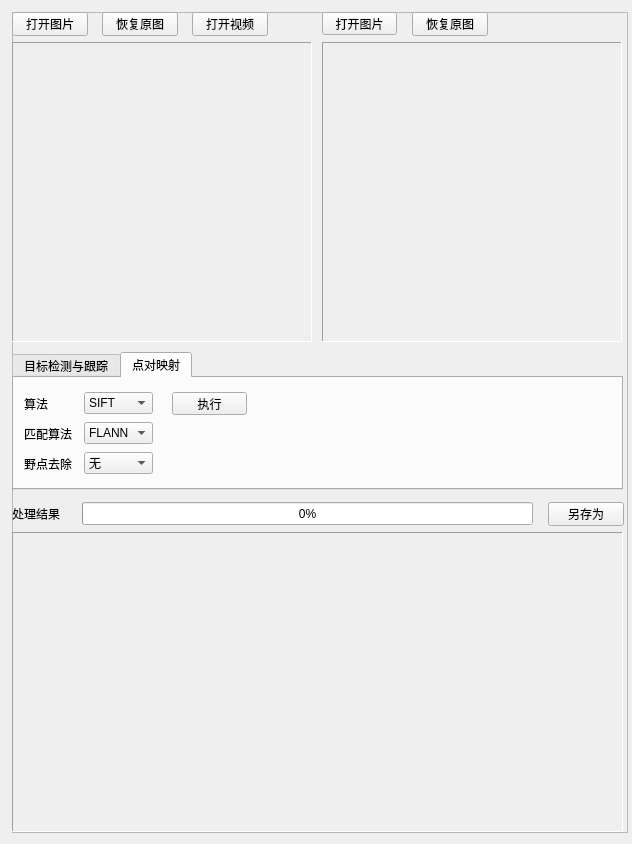
This is DIP-Lab2/DIPLab2.ui in 0xja-eth/DIP-Lab2 as Qt 5 draws it before an edit. The edited form follows.
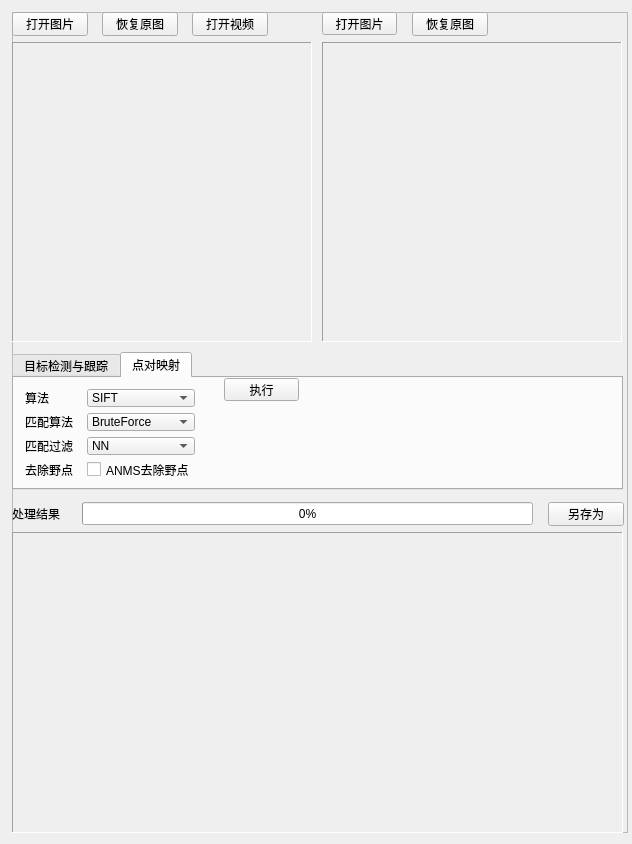
This is the edited form. The open tabs and pages were chosen to show the change.

Commit message:
qt调整
按照算法，增加对应的ui选项

```diff
--- a/DIP-Lab2/DIPLab2.ui
+++ b/DIP-Lab2/DIPLab2.ui
@@ -264,7 +264,7 @@
        <x>0</x>
        <y>520</y>
        <width>611</width>
-       <height>300</height>
+       <height>301</height>
       </rect>
      </property>
      <property name="frameShape">
@@ -285,7 +285,7 @@
         <x>0</x>
         <y>0</y>
         <width>609</width>
-        <height>298</height>
+        <height>299</height>
        </rect>
       </property>
       <property name="sizePolicy">
@@ -698,95 +698,11 @@
       <attribute name="title">
        <string>点对映射</string>
       </attribute>
-      <widget class="QComboBox" name="rTypeSelect">
-       <property name="geometry">
-        <rect>
-         <x>70</x>
-         <y>74</y>
-         <width>69</width>
-         <height>22</height>
-        </rect>
-       </property>
-       <item>
-        <property name="text">
-         <string>无</string>
-        </property>
-       </item>
-       <item>
-        <property name="text">
-         <string>2NN</string>
-        </property>
-       </item>
-      </widget>
-      <widget class="QLabel" name="label_6">
-       <property name="geometry">
-        <rect>
-         <x>10</x>
-         <y>50</y>
-         <width>54</width>
-         <height>12</height>
-        </rect>
-       </property>
-       <property name="text">
-        <string>匹配算法</string>
-       </property>
-      </widget>
-      <widget class="QLabel" name="label_7">
-       <property name="geometry">
-        <rect>
-         <x>10</x>
-         <y>80</y>
-         <width>54</width>
-         <height>12</height>
-        </rect>
-       </property>
-       <property name="text">
-        <string>野点去除</string>
-       </property>
-      </widget>
-      <widget class="QLabel" name="label_5">
-       <property name="geometry">
-        <rect>
-         <x>10</x>
-         <y>20</y>
-         <width>54</width>
-         <height>12</height>
-        </rect>
-       </property>
-       <property name="text">
-        <string>算法</string>
-       </property>
-      </widget>
-      <widget class="QComboBox" name="fdAlgoSelect">
-       <property name="geometry">
-        <rect>
-         <x>70</x>
-         <y>14</y>
-         <width>69</width>
-         <height>22</height>
-        </rect>
-       </property>
-       <item>
-        <property name="text">
-         <string>SIFT</string>
-        </property>
-       </item>
-       <item>
-        <property name="text">
-         <string>SURF</string>
-        </property>
-       </item>
-       <item>
-        <property name="text">
-         <string>ORB</string>
-        </property>
-       </item>
-      </widget>
       <widget class="QPushButton" name="doFeatDet">
        <property name="geometry">
         <rect>
-         <x>158</x>
-         <y>14</y>
+         <x>210</x>
+         <y>0</y>
          <width>75</width>
          <height>23</height>
         </rect>
@@ -795,25 +711,126 @@
         <string>执行</string>
        </property>
       </widget>
-      <widget class="QComboBox" name="mTypeSelect">
+      <widget class="QWidget" name="gridLayoutWidget">
        <property name="geometry">
         <rect>
-         <x>70</x>
-         <y>44</y>
-         <width>69</width>
-         <height>22</height>
+         <x>0</x>
+         <y>0</y>
+         <width>192</width>
+         <height>111</height>
         </rect>
        </property>
-       <item>
-        <property name="text">
-         <string>FLANN</string>
-        </property>
-       </item>
-       <item>
-        <property name="text">
-         <string>BruteForce</string>
-        </property>
-       </item>
+       <layout class="QGridLayout" name="gridLayout_4">
+        <item row="0" column="1">
+         <widget class="QComboBox" name="fdAlgoSelect">
+          <property name="sizePolicy">
+           <sizepolicy hsizetype="Preferred" vsizetype="Minimum">
+            <horstretch>0</horstretch>
+            <verstretch>0</verstretch>
+           </sizepolicy>
+          </property>
+          <item>
+           <property name="text">
+            <string>SIFT</string>
+           </property>
+          </item>
+          <item>
+           <property name="text">
+            <string>SURF</string>
+           </property>
+          </item>
+          <item>
+           <property name="text">
+            <string>ORB</string>
+           </property>
+          </item>
+         </widget>
+        </item>
+        <item row="1" column="1">
+         <widget class="QComboBox" name="mTypeSelect">
+          <item>
+           <property name="text">
+            <string>BruteForce</string>
+           </property>
+          </item>
+          <item>
+           <property name="text">
+            <string>BruteForce-L1</string>
+           </property>
+          </item>
+          <item>
+           <property name="text">
+            <string>FLANN</string>
+           </property>
+          </item>
+          <item>
+           <property name="text">
+            <string>RANSAC</string>
+           </property>
+          </item>
+         </widget>
+        </item>
+        <item row="2" column="1">
+         <widget class="QComboBox" name="rTypeSelect">
+          <item>
+           <property name="text">
+            <string>NN</string>
+           </property>
+          </item>
+          <item>
+           <property name="text">
+            <string>NNRD</string>
+           </property>
+          </item>
+          <item>
+           <property name="text">
+            <string>Homography</string>
+           </property>
+          </item>
+         </widget>
+        </item>
+        <item row="0" column="0">
+         <widget class="QLabel" name="label_5">
+          <property name="sizePolicy">
+           <sizepolicy hsizetype="Preferred" vsizetype="Minimum">
+            <horstretch>0</horstretch>
+            <verstretch>0</verstretch>
+           </sizepolicy>
+          </property>
+          <property name="text">
+           <string>算法</string>
+          </property>
+         </widget>
+        </item>
+        <item row="1" column="0">
+         <widget class="QLabel" name="label_6">
+          <property name="text">
+           <string>匹配算法</string>
+          </property>
+         </widget>
+        </item>
+        <item row="2" column="0">
+         <widget class="QLabel" name="label_7">
+          <property name="text">
+           <string>匹配过滤</string>
+          </property>
+         </widget>
+        </item>
+        <item row="3" column="0">
+         <widget class="QLabel" name="label_10">
+          <property name="text">
+           <string>去除野点</string>
+          </property>
+         </widget>
+        </item>
+        <item row="3" column="1">
+         <widget class="QCheckBox" name="rANMSSelect">
+          <property name="text">
+           <string>ANMS去除野点</string>
+          </property>
+         </widget>
+        </item>
+       </layout>
       </widget>
      </widget>
     </widget>
```
Left out of the diff: 2 changed lines with no effect on the pictures. The commit also changes 2 other files.
